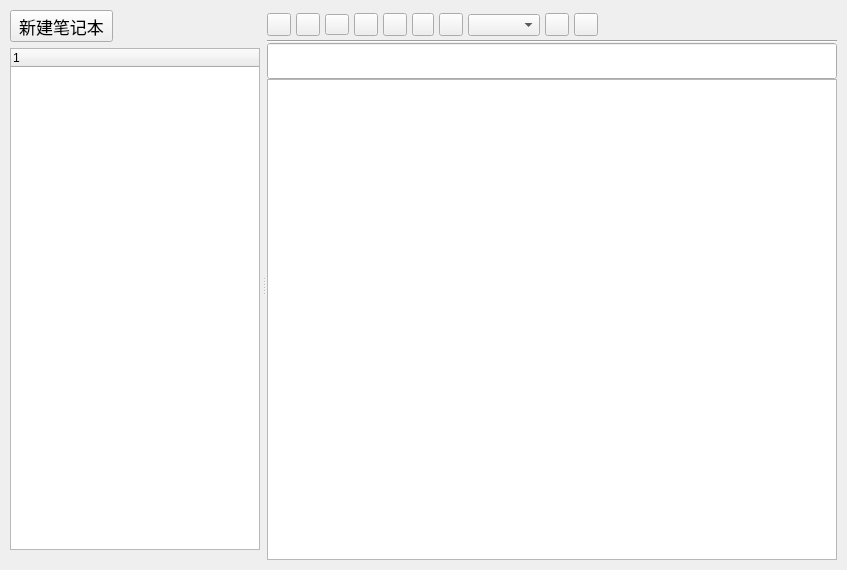
Before: the Qt Designer form App/windows/mainwindow.ui in kevinWu7/LifeNote, drawn with Qt 5.
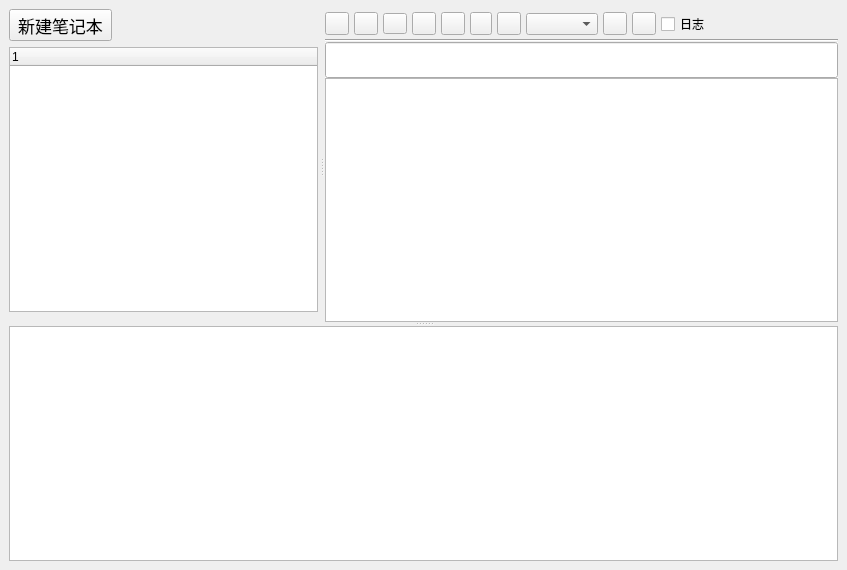
After: the same form once the commit is applied. Custom widgets are drawn as their Qt base class.

Commit message: realize-function: add logger output to bottom-QTextEdit

Patch:
```diff
--- a/App/windows/mainwindow.ui
+++ b/App/windows/mainwindow.ui
@@ -29,24 +29,31 @@
     </property>
     <item>
      <widget class="QWidget" name="mainPage" native="true">
-      <layout class="QHBoxLayout" name="horizontalLayout_2">
-       <property name="spacing">
-        <number>0</number>
-       </property>
+      <layout class="QVBoxLayout" name="verticalLayout_2">
        <property name="leftMargin">
-        <number>10</number>
+        <number>9</number>
        </property>
        <property name="topMargin">
-        <number>10</number>
+        <number>9</number>
        </property>
        <property name="rightMargin">
-        <number>10</number>
+        <number>9</number>
        </property>
        <property name="bottomMargin">
-        <number>10</number>
+        <number>9</number>
        </property>
        <item>
-        <widget class="QSplitter" name="splitter">
+        <widget class="QSplitter" name="mainSplitter">
+         <property name="sizePolicy">
+          <sizepolicy hsizetype="Preferred" vsizetype="Preferred">
+           <horstretch>0</horstretch>
+           <verstretch>0</verstretch>
+          </sizepolicy>
+         </property>
+         <property name="orientation">
+          <enum>Qt::Vertical</enum>
+         </property>
+         <widget class="QSplitter" name="controlSplitter">
          <property name="sizePolicy">
           <sizepolicy hsizetype="Preferred" vsizetype="Preferred">
            <horstretch>0</horstretch>
@@ -64,20 +71,20 @@
          </property>
          <widget class="QWidget" name="leftBar" native="true">
           <property name="sizePolicy">
-           <sizepolicy hsizetype="MinimumExpanding" vsizetype="Preferred">
+            <sizepolicy hsizetype="Preferred" vsizetype="Preferred">
             <horstretch>0</horstretch>
             <verstretch>0</verstretch>
            </sizepolicy>
           </property>
           <property name="minimumSize">
            <size>
-            <width>140</width>
+             <width>0</width>
             <height>0</height>
            </size>
           </property>
           <property name="maximumSize">
            <size>
-            <width>250</width>
+             <width>16777215</width>
             <height>16777215</height>
            </size>
           </property>
@@ -397,6 +404,13 @@
                 </property>
                </widget>
               </item>
+               <item>
+                <widget class="QCheckBox" name="logCheck">
+                 <property name="text">
+                  <string>日志</string>
+                 </property>
+                </widget>
+               </item>
               <item>
                <spacer name="titleBarSpacer">
                 <property name="orientation">
@@ -473,6 +487,8 @@
           </layout>
          </widget>
         </widget>
+         <widget class="LNTextEdit" name="loggerTextEdit"/>
+        </widget>
        </item>
       </layout>
      </widget>
```
Left out of the diff: 2 changed lines with no effect on the pictures. Lines whose indentation alone changed are shown as unchanged. The commit also changes 7 other files.
